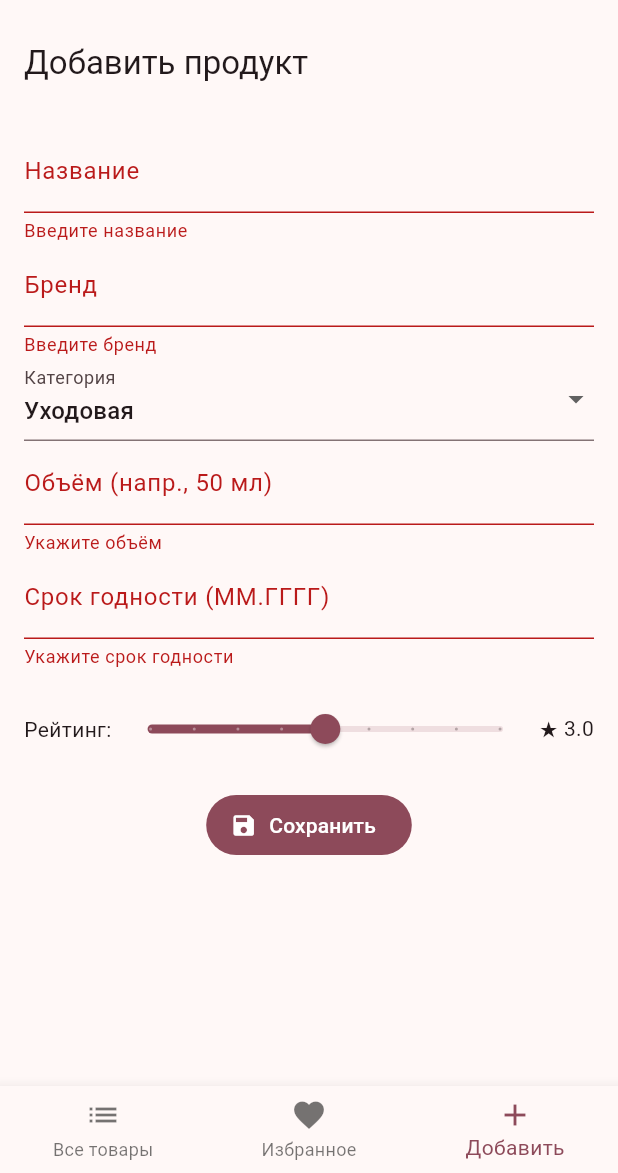
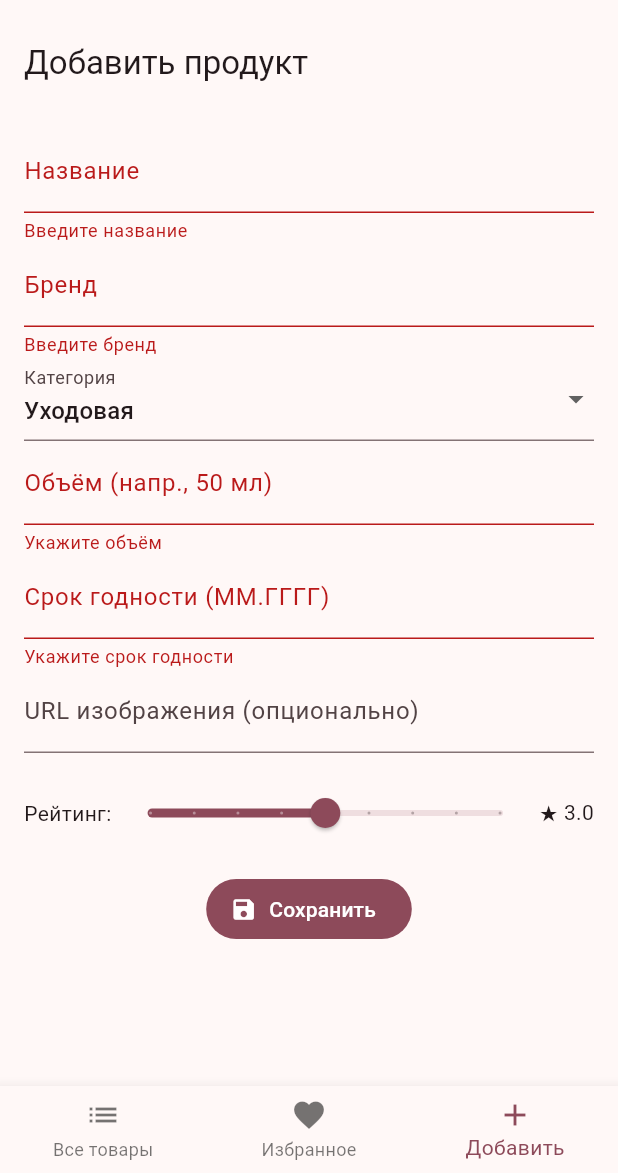
Before and after one commit to ilnprsht/rkmp_6pr, a Flutter app: the screen it shows after launch, item 3 of the bottom bar chosen, after a tap on "Сохранить", on a phone screen of 412 x 824 dp, the part 63-1236 px from its top. Run offline on Flutter 3.47's test engine with Material 3 defaults, Android fonts, the phone set to English and light mode, and no system bars.

Commit message:
changed product form screen

```diff
--- a/lib/screens/product_form_screen.dart
+++ b/lib/screens/product_form_screen.dart
@@ -12,10 +12,12 @@ class ProductFormScreen extends StatefulWidget {
 
 class _ProductFormScreenState extends State<ProductFormScreen> {
   final _formKey = GlobalKey<FormState>();
+
   final _nameCtrl = TextEditingController();
   final _brandCtrl = TextEditingController();
   final _volumeCtrl = TextEditingController();
   final _expCtrl = TextEditingController();
+  final _imageUrlCtrl = TextEditingController();
 
   final _categories = const ['Уходовая', 'Декоративная', 'Парфюмерия'];
   String _category = 'Уходовая';
@@ -32,6 +34,7 @@ class _ProductFormScreenState extends State<ProductFormScreen> {
       _expCtrl.text = e.expirationDate;
       _category = e.category;
       _rating = e.rating;
+      _imageUrlCtrl.text = e.imageUrl ?? '';
     }
   }
 
@@ -41,6 +44,7 @@ class _ProductFormScreenState extends State<ProductFormScreen> {
     _brandCtrl.dispose();
     _volumeCtrl.dispose();
     _expCtrl.dispose();
+    _imageUrlCtrl.dispose(); // ✅
     super.dispose();
   }
 
@@ -48,6 +52,10 @@ class _ProductFormScreenState extends State<ProductFormScreen> {
     if (!_formKey.currentState!.validate()) return;
 
     final container = ProductsContainer.of(context);
+    final imageUrl = _imageUrlCtrl.text.trim().isEmpty
+        ? null
+        : _imageUrlCtrl.text.trim();
+
     if (widget.editing == null) {
       container.addProduct(Product(
         id: 0,
@@ -58,6 +66,7 @@ class _ProductFormScreenState extends State<ProductFormScreen> {
         expirationDate: _expCtrl.text.trim(),
         rating: _rating,
         isFavorite: false,
+        imageUrl: imageUrl,
       ));
     } else {
       container.updateProduct(widget.editing!.copyWith(
@@ -67,6 +76,7 @@ class _ProductFormScreenState extends State<ProductFormScreen> {
         volume: _volumeCtrl.text.trim(),
         expirationDate: _expCtrl.text.trim(),
         rating: _rating,
+        imageUrl: imageUrl,
       ));
     }
     Navigator.pop(context);
@@ -89,12 +99,14 @@ class _ProductFormScreenState extends State<ProductFormScreen> {
               TextFormField(
                 controller: _nameCtrl,
                 decoration: const InputDecoration(labelText: 'Название'),
-                validator: (v) => (v == null || v.trim().isEmpty) ? 'Введите название' : null,
+                validator: (v) =>
+                (v == null || v.trim().isEmpty) ? 'Введите название' : null,
               ),
               TextFormField(
                 controller: _brandCtrl,
                 decoration: const InputDecoration(labelText: 'Бренд'),
-                validator: (v) => (v == null || v.trim().isEmpty) ? 'Введите бренд' : null,
+                validator: (v) =>
+                (v == null || v.trim().isEmpty) ? 'Введите бренд' : null,
               ),
               DropdownButtonFormField<String>(
                 value: _category,
@@ -106,14 +118,28 @@ class _ProductFormScreenState extends State<ProductFormScreen> {
               ),
               TextFormField(
                 controller: _volumeCtrl,
-                decoration: const InputDecoration(labelText: 'Объём (напр., 50 мл)'),
-                validator: (v) => (v == null || v.trim().isEmpty) ? 'Укажите объём' : null,
+                decoration:
+                const InputDecoration(labelText: 'Объём (напр., 50 мл)'),
+                validator: (v) =>
+                (v == null || v.trim().isEmpty) ? 'Укажите объём' : null,
               ),
               TextFormField(
                 controller: _expCtrl,
-                decoration: const InputDecoration(labelText: 'Срок годности (ММ.ГГГГ)'),
-                validator: (v) => (v == null || v.trim().isEmpty) ? 'Укажите срок годности' : null,
+                decoration:
+                const InputDecoration(labelText: 'Срок годности (ММ.ГГГГ)'),
+                validator: (v) => (v == null || v.trim().isEmpty)
+                    ? 'Укажите срок годности'
+                    : null,
               ),
+
+              TextFormField(
+                controller: _imageUrlCtrl,
+                decoration: const InputDecoration(
+                  labelText: 'URL изображения (опционально)',
+                ),
+                keyboardType: TextInputType.url,
+              ),
+
               const SizedBox(height: 16),
               Row(
                 children: [
```
